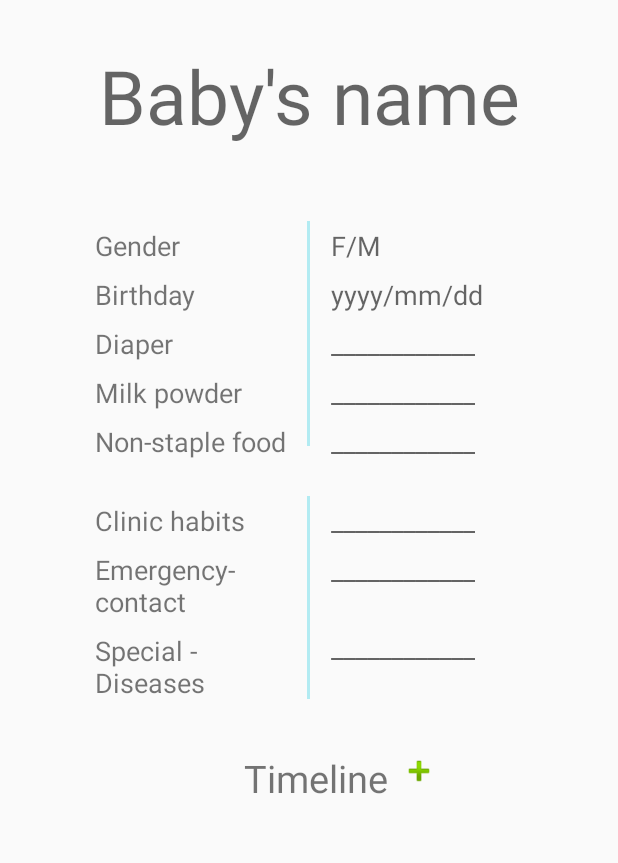
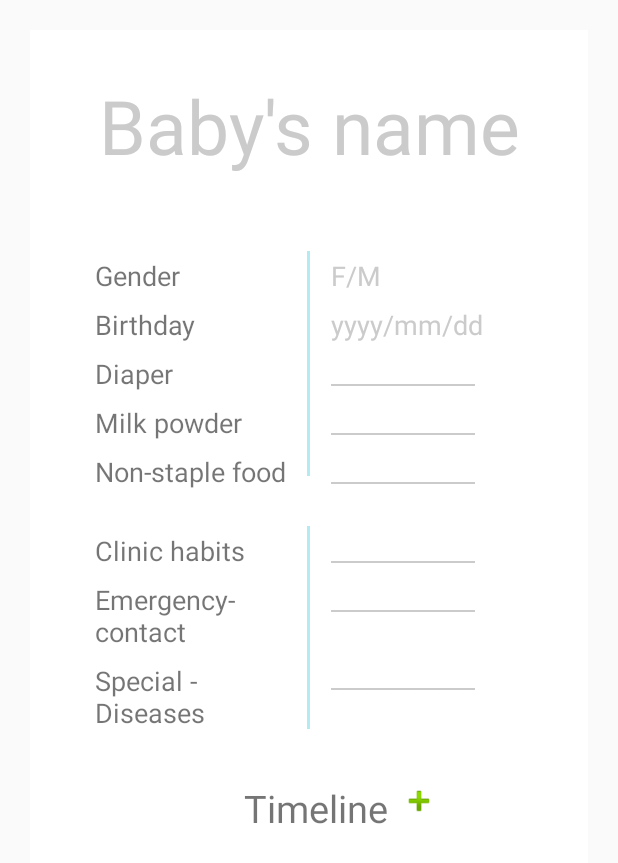
Before and after one commit to ching56/baby-steps, an Android app: the fragment PageFragmentThird shown on its own in the app's theme, on a phone screen of 412 x 824 dp. Shown: the top 863 px of the screen. Run offline under Robolectric (Android 15) with nearby library versions, the phone set to English and light mode, and no system bars; 1 statement that could not run was skipped.

Commit message:
fix timeline bug

```diff
--- a/app/src/main/java/com/example/lulu/babystep/PageFragmentThird.java
+++ b/app/src/main/java/com/example/lulu/babystep/PageFragmentThird.java
@@ -46,23 +46,29 @@ public class PageFragmentThird extends Fragment {
     public void onCreate(Bundle savedInstanceState) {
         super.onCreate(savedInstanceState);
         mPage = getArguments().getInt(ARG_PAGE);
-        context = getContext();
+    }
+
+    // Inflate the fragment layout we defined above for this fragment
+    // Set the associated text for the title
+
+
+    @Override
+    public void onAttach(Context context) {
+        super.onAttach(context);
+        this.context = context;
+    }
+
+    @Override
+    public View onCreateView(LayoutInflater inflater, ViewGroup container, Bundle savedInstanceState) {
+        View view = inflater.inflate(R.layout.fragment_third, container, false);
+        //  TextView tvTitle = (TextView) view.findViewById(R.id.tvTitle);
+        // tvTitle.setText("Fragment #" + mPage);
 
         arrays = new ArrayList<String>();
         adapter = new TimeLineAdapter(context, arrays);
 
         // Attach the adapter to a ListView
         database = new SQLiteImplement(context);
-
-    }
-
-    // Inflate the fragment layout we defined above for this fragment
-    // Set the associated text for the title
-    @Override
-    public View onCreateView(LayoutInflater inflater, ViewGroup container, Bundle savedInstanceState) {
-        View view = inflater.inflate(R.layout.fragment_third, container, false);
-        //  TextView tvTitle = (TextView) view.findViewById(R.id.tvTitle);
-        // tvTitle.setText("Fragment #" + mPage);
 
         listView = (ListView) view.findViewById(R.id.lsview);
         listView.setAdapter(adapter);
@@ -259,8 +265,7 @@ public class PageFragmentThird extends Fragment {
         LayoutInflater li = LayoutInflater.from(context);
         View promptsView = li.inflate(R.layout.prompt, null);
 
-        AlertDialog.Builder alertDialogBuilder = new AlertDialog.Builder(
-                context);
+        AlertDialog.Builder alertDialogBuilder = new AlertDialog.Builder(context);
 
         // set prompts.xml to alertdialog builder
         alertDialogBuilder.setView(promptsView);
--- a/app/src/main/res/layout/fragment_third.xml
+++ b/app/src/main/res/layout/fragment_third.xml
@@ -4,6 +4,7 @@
     android:layout_width="match_parent"
     android:layout_height="match_parent"
     android:orientation="vertical">
+
 
     <!-- Dummy item to prevent AutoCompleteTextView from receiving focus -->
     <LinearLayout
@@ -23,12 +24,14 @@
 
     <ScrollView
         android:layout_width="match_parent"
-        android:layout_height="match_parent">
+        android:layout_height="match_parent"
+        android:padding="20dp">
 
         <RelativeLayout
             android:layout_width="match_parent"
             android:layout_height="match_parent"
-            android:orientation="vertical">
+            android:orientation="vertical"
+            android:background="@android:color/background_light">
 
             <RelativeLayout
                 android:layout_width="wrap_content"
--- a/app/src/main/res/values/colors.xml
+++ b/app/src/main/res/values/colors.xml
@@ -3,4 +3,5 @@
     <color name="colorPrimary">#3F51B5</color>
     <color name="colorPrimaryDark">#303F9F</color>
     <color name="colorAccent">#FF4081</color>
+    <color name="secondary_text">#CBCBCB</color>
 </resources>
--- a/app/src/main/res/values/styles.xml
+++ b/app/src/main/res/values/styles.xml
@@ -8,6 +8,7 @@
         <item name="colorPrimary">@color/colorPrimary</item>
         <item name="colorPrimaryDark">@color/colorPrimaryDark</item>
         <item name="colorAccent">@color/colorAccent</item>
+        <item name="android:textColorHint">@color/secondary_text</item>
     </style>
 
 </resources>
```
Also changed, not shown: app/src/main/java/com/example/lulu/babystep/MainActivity.java (+13 -5 lines).
